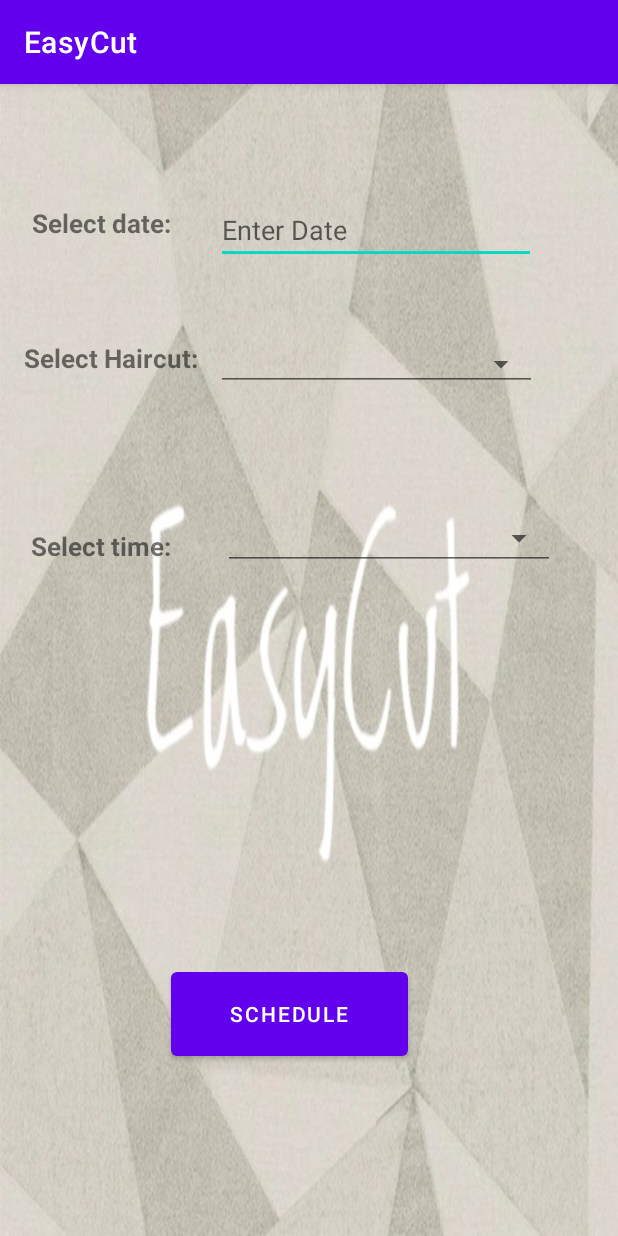
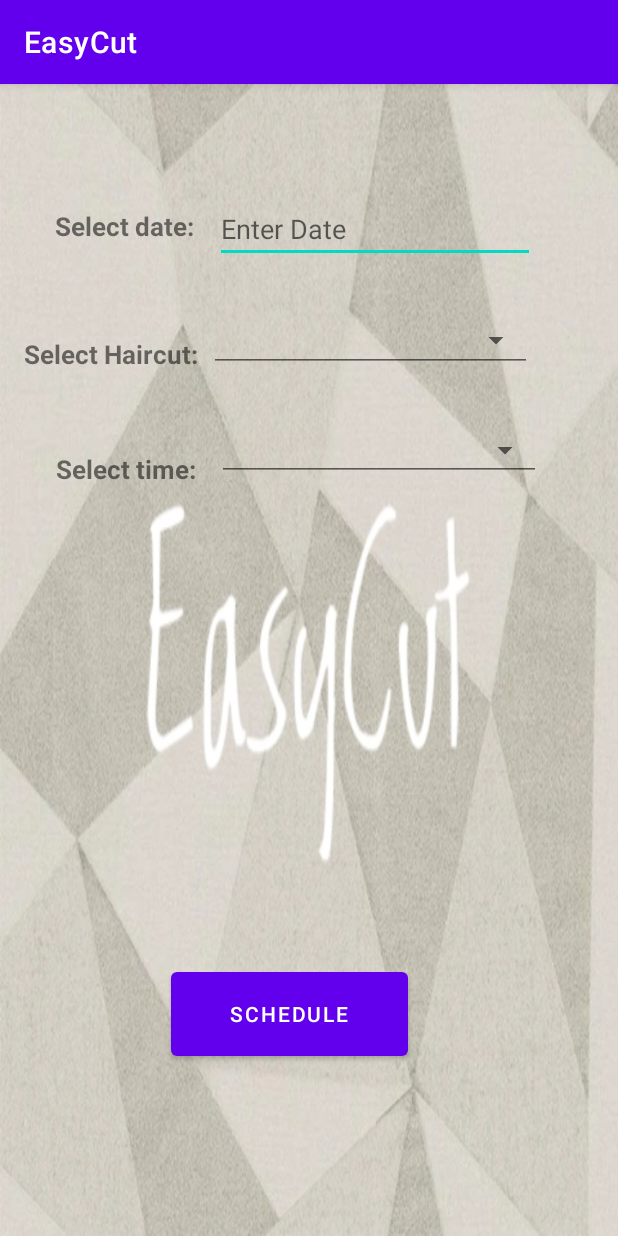
Before and after one commit to Asif-Rot/EasyCut, an Android app: the AppointmentActivity screen opened directly, with no data from a screen before it, on a phone screen of 412 x 824 dp. Run offline under Robolectric (Android 15) with nearby library versions, the light colour scheme and no system bars.

Commit message:
minor change

```diff
--- a/app/src/main/res/layout/activity_appointment.xml
+++ b/app/src/main/res/layout/activity_appointment.xml
@@ -6,6 +6,7 @@
     android:layout_height="match_parent"
     tools:context=".AppointmentActivity"
     android:background="@drawable/splashbackground">
+
 
     <TextView
         android:id="@+id/textDate"
@@ -16,24 +17,23 @@
         android:textStyle="bold"
         app:layout_constraintBottom_toTopOf="@+id/txtHairCut"
         app:layout_constraintEnd_toStartOf="@+id/datePicker"
-        app:layout_constraintHorizontal_bias="0.411"
+        app:layout_constraintHorizontal_bias="0.73"
         app:layout_constraintStart_toStartOf="parent"
         app:layout_constraintTop_toTopOf="parent"
-        app:layout_constraintVertical_bias="0.549" />
+        app:layout_constraintVertical_bias="0.576" />
 
     <EditText
         android:id="@+id/datePicker"
-        android:layout_width="wrap_content"
-        android:layout_height="wrap_content"
+        android:layout_width="213dp"
+        android:layout_height="44dp"
         android:ems="10"
         android:hint="@string/enter_date"
         app:layout_constraintBottom_toBottomOf="parent"
         app:layout_constraintEnd_toEndOf="parent"
-        app:layout_constraintHorizontal_bias="0.726"
+        app:layout_constraintHorizontal_bias="0.722"
         app:layout_constraintStart_toStartOf="parent"
         app:layout_constraintTop_toTopOf="parent"
-        app:layout_constraintVertical_bias="0.103" />
-
+        app:layout_constraintVertical_bias="0.104" />
 
     <TextView
         android:id="@+id/txtHairCut"
@@ -47,22 +47,23 @@
         app:layout_constraintBottom_toBottomOf="parent"
         app:layout_constraintStart_toStartOf="parent"
         app:layout_constraintTop_toTopOf="parent"
-        app:layout_constraintVertical_bias="0.23"
+        app:layout_constraintVertical_bias="0.227"
         tools:ignore="MissingConstraints" />
+
 
     <Spinner
         android:id="@+id/spinner1"
-        android:layout_width="214dp"
-        android:layout_height="36dp"
+        style="@style/Widget.AppCompat.Spinner.Underlined"
+        android:layout_width="215dp"
+        android:layout_height="42dp"
+        android:prompt="@string/select_haircut"
         android:spinnerMode="dialog"
-        style="@style/Widget.AppCompat.Spinner.Underlined"
-        android:prompt="@string/select_haircut"
         app:layout_constraintBottom_toBottomOf="parent"
         app:layout_constraintEnd_toEndOf="parent"
-        app:layout_constraintHorizontal_bias="0.074"
+        app:layout_constraintHorizontal_bias="0.0"
         app:layout_constraintStart_toEndOf="@+id/txtHairCut"
         app:layout_constraintTop_toBottomOf="@+id/datePicker"
-        app:layout_constraintVertical_bias="0.079" />
+        app:layout_constraintVertical_bias="0.05" />
 
     <TextView
         android:id="@+id/textTime"
@@ -73,12 +74,10 @@
         android:textStyle="bold"
         app:layout_constraintBottom_toBottomOf="parent"
         app:layout_constraintEnd_toEndOf="parent"
-        app:layout_constraintHorizontal_bias="0.065"
+        app:layout_constraintHorizontal_bias="0.118"
         app:layout_constraintStart_toStartOf="parent"
         app:layout_constraintTop_toBottomOf="@+id/txtHairCut"
-        app:layout_constraintVertical_bias="0.179" />
-
-
+        app:layout_constraintVertical_bias="0.09" />
 
     <Button
         android:id="@+id/button"
@@ -94,18 +93,17 @@
 
     <Spinner
         android:id="@+id/timeSpinner"
-        android:layout_width="221dp"
-        android:layout_height="42dp"
-        android:layout_marginTop="32dp"
+        style="@style/Widget.AppCompat.Spinner.Underlined"
+        android:layout_width="216dp"
+        android:layout_height="41dp"
+        android:prompt="@string/select_time"
         android:spinnerMode="dialog"
-        style="@style/Widget.AppCompat.Spinner.Underlined"
-        android:prompt="@string/select_time"
         app:layout_constraintBottom_toBottomOf="parent"
         app:layout_constraintEnd_toEndOf="parent"
-        app:layout_constraintHorizontal_bias="0.448"
+        app:layout_constraintHorizontal_bias="0.219"
         app:layout_constraintStart_toEndOf="@+id/textTime"
         app:layout_constraintTop_toBottomOf="@+id/spinner1"
-        app:layout_constraintVertical_bias="0.093" />
+        app:layout_constraintVertical_bias="0.059" />
 
 
 </androidx.constraintlayout.widget.ConstraintLayout>
```
